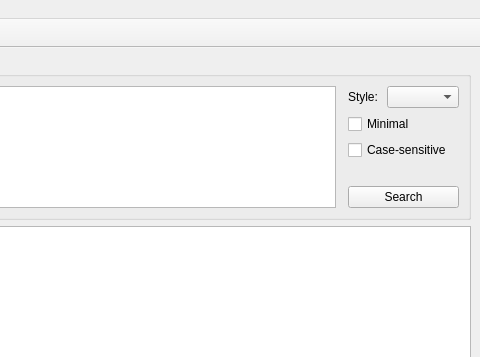
Before: the Qt Designer form src/ui/mainwindow.ui in momesana/qregexp-editor, drawn with Qt 5; both pictures show x 320 to 800 and y 0 to 357 of the 800 by 600 pixel window.
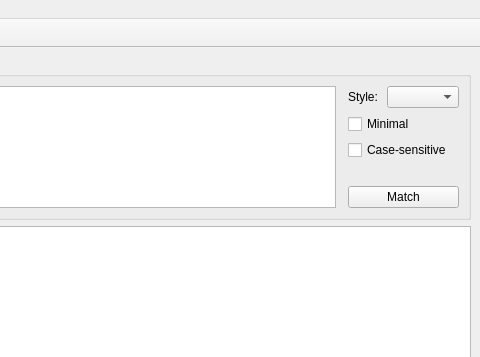
After: the same form once the commit is applied.

Commit message:
Changes Search to Match (in the regexp Ui)
Match is a more accurate description.

Patch:
```diff
--- a/src/ui/mainwindow.ui
+++ b/src/ui/mainwindow.ui
@@ -108,7 +108,7 @@
            <item>
             <widget class="QPushButton" name="searchButton">
              <property name="text">
-              <string>Search</string>
+              <string>Match</string>
              </property>
             </widget>
            </item>
```
Left out of the diff: 10 changed lines with no effect on the pictures. The commit also changes 2 other files.
